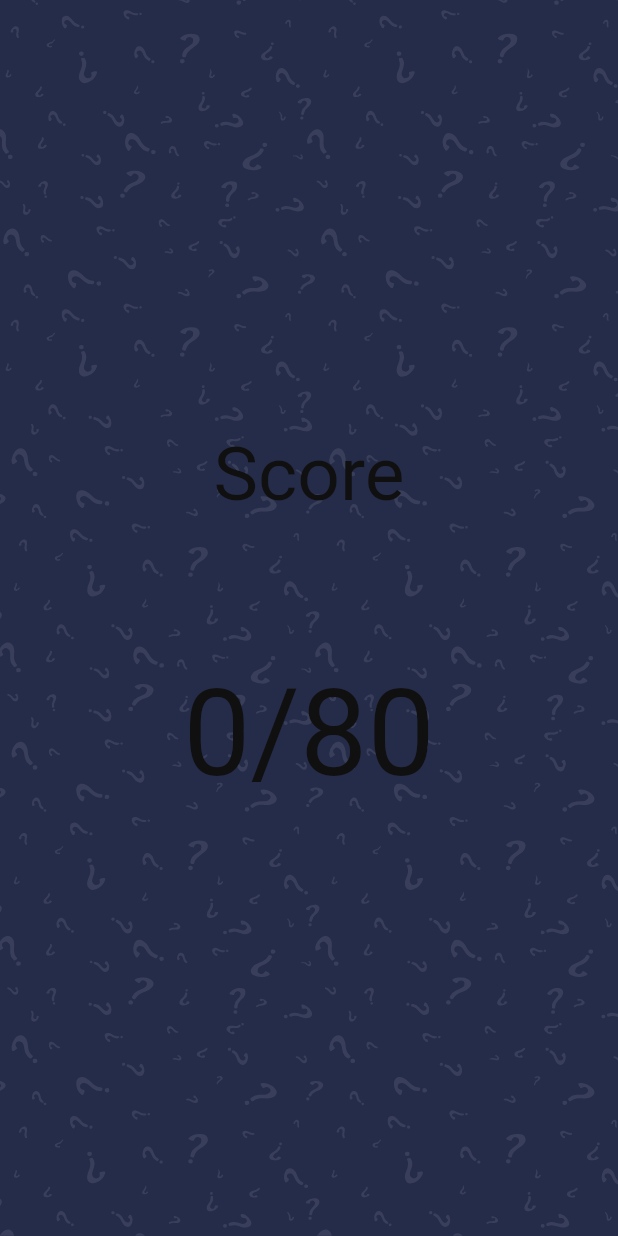
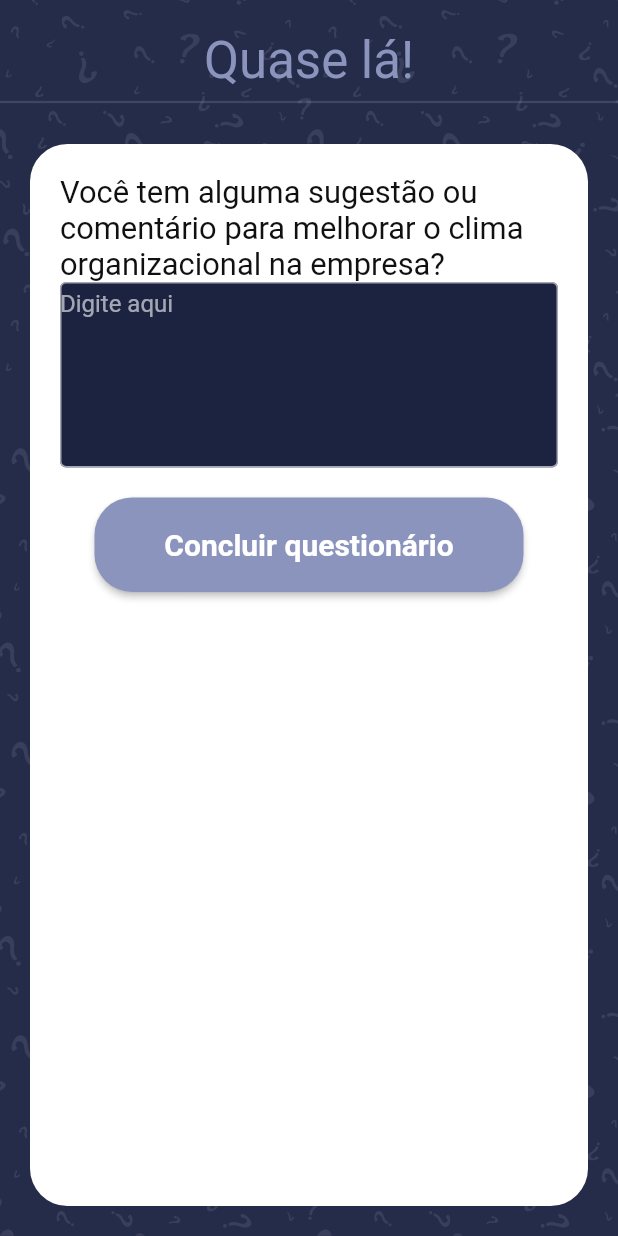
Before and after one commit to julysNICK/quiz_app, a Flutter app: the AfterQuiz screen opened directly, on a phone screen of 412 x 824 dp. Run offline on Flutter 3.47's test engine with Material 2 defaults, Android fonts, the phone set to English and light mode, and no system bars; our stand-ins replace cloud_firestore, expandable, firebase_core, get, websafe_svg; accounts and stored records are empty.

```diff
--- a/lib/main.dart
+++ b/lib/main.dart
@@ -1,6 +1,6 @@
 import 'package:flutter/material.dart';
 import 'package:get/get_navigation/src/root/get_material_app.dart';
-import 'package:quiz_app/screens/choose/choose_screen.dart';
+import 'package:quiz_app/screens/after_quiz/after_quiz_screen.dart';
 import 'package:firebase_core/firebase_core.dart';
 import 'firebase_options.dart';
 
@@ -22,7 +22,7 @@ class MyApp extends StatelessWidget {
       title: "Quiz app",
       debugShowCheckedModeBanner: false,
       theme: ThemeData.dark(),
-      home: const Choose(),
+      home: const AfterQuiz(),
     );
   }
 }
--- a/lib/models/Question.dart
+++ b/lib/models/Question.dart
@@ -33,6 +33,18 @@ class QuestionRepo {
     disagree = 0;
     partiallyDisagree = 0;
     neutral = 0;
+  }
+}
+
+class SubjectiveRepo {
+  String answer = '';
+
+  SubjectiveRepo({
+    this.answer = '',
+  });
+
+  void reset() {
+    answer = '';
   }
 }
 
--- a/lib/screens/after_quiz/after_quiz_screen.dart
+++ b/lib/screens/after_quiz/after_quiz_screen.dart
@@ -4,12 +4,49 @@ import 'package:quiz_app/controllers/question_controller.dart';
 import 'package:websafe_svg/websafe_svg.dart';
 
 import '../../constrants.dart';
+import '../../models/Question.dart';
 
-class AfterQuiz extends StatelessWidget {
+class AfterQuiz extends StatefulWidget {
   const AfterQuiz({super.key});
 
   @override
+  State<AfterQuiz> createState() => _AfterQuizState();
+}
+
+class _AfterQuizState extends State<AfterQuiz> {
+  final _formKey = GlobalKey<FormState>();
+  SubjectiveRepo subjectiveRepoObj = SubjectiveRepo();
+  Future<void> createSubjectiveAnswer(
+      QuestionController questionController) async {
+    if (_formKey.currentState!.validate()) {
+      try {
+        await questionController
+            .postAnswerSubjectiveFireBase(subjectiveRepoObj);
+        Get.snackbar(
+          "Obrigado!",
+          "Sua resposta foi enviada com sucesso!",
+          snackPosition: SnackPosition.BOTTOM,
+          backgroundColor: Colors.green,
+          colorText: Colors.white,
+          duration: const Duration(seconds: 3),
+        );
+        // Get.to(() => const Choose());
+      } catch (e) {
+        Get.snackbar(
+          "Erro!",
+          "Não foi possível enviar sua resposta!",
+          snackPosition: SnackPosition.BOTTOM,
+          backgroundColor: Colors.red,
+          colorText: Colors.white,
+          duration: const Duration(seconds: 3),
+        );
+      }
+    }
+  }
+
+  @override
   Widget build(BuildContext context) {
+    double containerHeight = MediaQuery.of(context).size.height * 0.15;
     QuestionController questionController = Get.put(QuestionController());
     return Scaffold(
       body: Stack(
@@ -21,31 +58,132 @@ class AfterQuiz extends StatelessWidget {
             height: double.infinity,
             fit: BoxFit.fill,
           ),
-          Column(
+          SafeArea(
+            child: Form(
+              key: _formKey,
+              child: Column(
                 children: [
-              const Spacer(
-                flex: 3,
+                  const SizedBox(
+                    height: kDefaultPadding,
                   ),
-              Text(
-                "Score",
-                style: Theme.of(context).textTheme.displaySmall!.copyWith(
-                      color: kBlackColor,
-                      fontSize: 50,
+                  Padding(
+                    padding:
+                        const EdgeInsets.symmetric(horizontal: kDefaultPadding),
+                    child: Text.rich(
+                      TextSpan(
+                        text: "Quase lá!",
+                        style: Theme.of(context)
+                            .textTheme
+                            .headlineMedium!
+                            .copyWith(color: kSecondaryColor),
                       ),
                     ),
-              const Spacer(),
-              Text(
-                "${questionController.correctAns * 10}/${questionController.questions.length * 10}",
-                style: Theme.of(context).textTheme.displaySmall!.copyWith(
-                      color: kBlackColor,
-                      fontSize: 80,
+                  ),
+                  const Divider(
+                    thickness: 1.5,
+                  ),
+                  Expanded(
+                    child: Container(
+                      margin: const EdgeInsets.all(kDefaultPadding),
+                      padding: const EdgeInsets.all(kDefaultPadding),
+                      decoration: const BoxDecoration(
+                        color: Colors.white,
+                        borderRadius: BorderRadius.all(
+                          Radius.circular(
+                            25,
                           ),
                         ),
-              const Spacer(
-                flex: 3,
+                      ),
+                      child: Column(
+                        children: [
+                          Text(
+                            "Você tem alguma sugestão ou comentário para melhorar o clima organizacional na empresa?",
+                            style: Theme.of(context)
+                                .textTheme
+                                .headlineMedium!
+                                .copyWith(
+                                  color: kBlackColor,
+                                  fontSize: MediaQuery.of(context).size.height *
+                                      0.025,
+                                ),
+                          ),
+                          AnimatedContainer(
+                            duration: const Duration(milliseconds: 500),
+                            height: containerHeight,
+                            child: TextFormField(
+                              textAlignVertical: TextAlignVertical.top,
+                              onChanged: (value) {
+                                setState(() {
+                                  containerHeight =
+                                      MediaQuery.of(context).size.height * 0.5;
+
+                                  subjectiveRepoObj.answer = value;
+                                });
+                              },
+                              expands: true,
+                              maxLines: null,
+                              minLines: null,
+                              decoration: const InputDecoration(
+                                contentPadding:
+                                    EdgeInsets.symmetric(vertical: 1),
+                                hintText: 'Digite aqui',
+                                border: OutlineInputBorder(),
+                                filled: true,
+                                fillColor: Color(0xFF1C2341),
+                              ),
+                              strutStyle: const StrutStyle(
+                                height: 1.5,
+                              ),
+                              validator: (value) {
+                                if (value == null || value.isEmpty) {
+                                  return 'Por favor, digite algo';
+                                }
+                                return null;
+                              },
+                            ),
+                          ),
+                          const SizedBox(
+                            height: kDefaultPadding,
+                          ),
+                          ElevatedButton(
+                            style: ElevatedButton.styleFrom(
+                              backgroundColor: kSecondaryColor,
+                              shape: RoundedRectangleBorder(
+                                borderRadius: BorderRadius.circular(25),
+                              ),
+                              padding: const EdgeInsets.symmetric(
+                                horizontal: kDefaultPadding * 2,
+                                vertical: kDefaultPadding,
+                              ),
+                            ),
+                            onPressed: () async {
+                              try {
+                                await createSubjectiveAnswer(
+                                    questionController);
+                              } catch (e) {
+                                print(e);
+                              }
+                            },
+                            child: SizedBox(
+                              width: MediaQuery.of(context).size.width * 0.5,
+                              child: const Text(
+                                "Concluir questionário",
+                                textAlign: TextAlign.center,
+                                style: TextStyle(
+                                  fontSize: 20,
+                                  fontWeight: FontWeight.bold,
+                                ),
+                              ),
+                            ),
+                          )
+                        ],
+                      ),
+                    ),
                   ),
                 ],
-          )
+              ),
+            ),
+          ),
         ],
       ),
     );
```
Also changed, not shown: lib/controllers/question_controller.dart (+13 -1 lines), lib/repositories/forms.dart (+15 -0 lines). Lines whose indentation alone changed are shown as unchanged.
